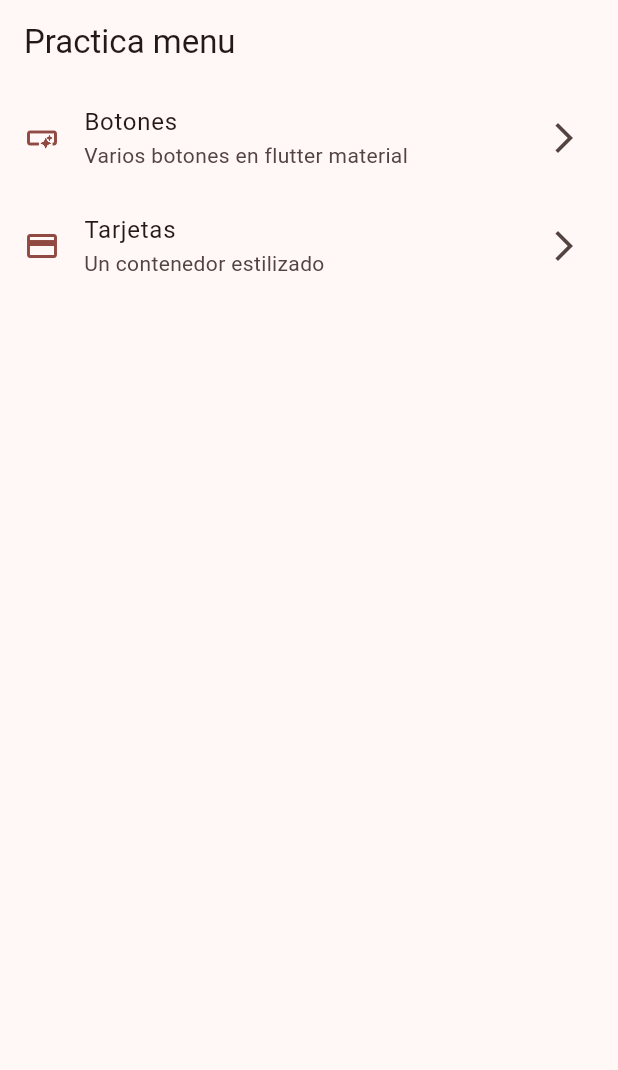
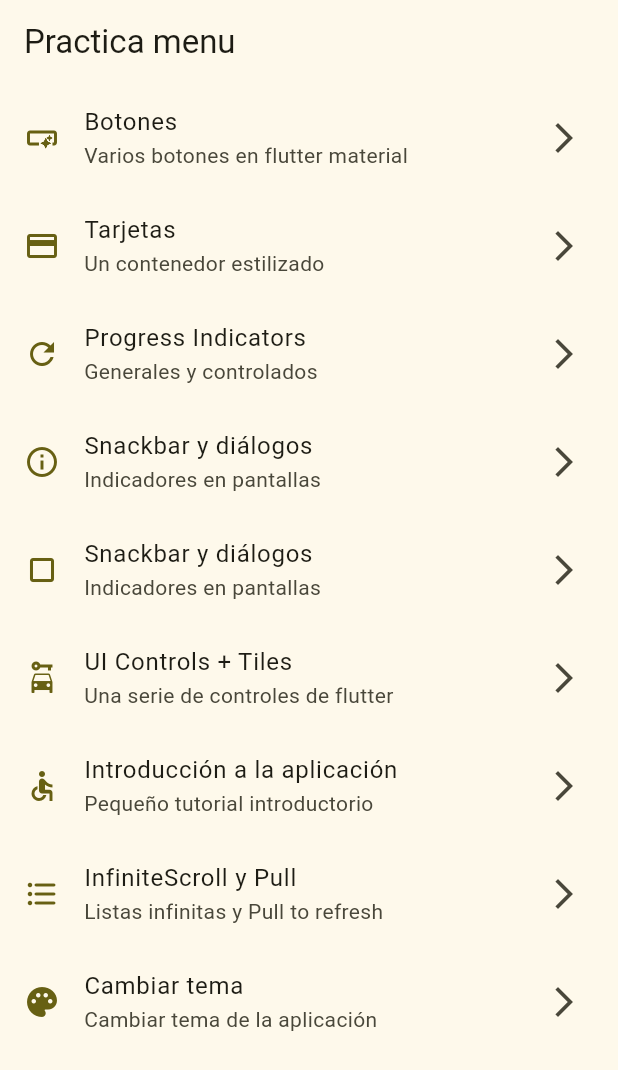
Before and after one commit to Palejandrachavez/practica3apmovil, a Flutter app: the screen it shows after launch, on a phone screen of 412 x 824 dp. Shown: the top 1070 px of the screen. Run offline on Flutter 3.47's test engine with Material 3 defaults, Android fonts, the phone set to English and light mode, and no system bars.

Commit message:
agregado vista menu

```diff
--- a/lib/config/menu/menu_items.dart
+++ b/lib/config/menu/menu_items.dart
@@ -23,5 +23,40 @@ const appMenuItems = <MenuItem>[
       title: 'Tarjetas',
       subtitle: 'Un contenedor estilizado',
       link: '/card',
-      icon: Icons.credit_card)
+      icon: Icons.credit_card),
+  MenuItem(
+      title: 'Progress Indicators',
+      subtitle: 'Generales y controlados',
+      link: '/progress',
+      icon: Icons.refresh),
+  MenuItem(
+      title: 'Snackbar y diálogos',
+      subtitle: 'Indicadores en pantallas',
+      link: '/snackbar',
+      icon: Icons.info_outline),
+  MenuItem(
+      title: 'Snackbar y diálogos',
+      subtitle: 'Indicadores en pantallas',
+      link: '/dialog',
+      icon: Icons.crop_square),
+  MenuItem(
+      title: 'UI Controls + Tiles',
+      subtitle: 'Una serie de controles de flutter',
+      link: '/uicontrols',
+      icon: Icons.car_rental),
+  MenuItem(
+      title: 'Introducción a la aplicación',
+      subtitle: 'Pequeño tutorial introductorio',
+      link: '/introduccion',
+      icon: Icons.accessible),
+  MenuItem(
+      title: 'InfiniteScroll y Pull',
+      subtitle: 'Listas infinitas y Pull to refresh',
+      link: '/infinitescroll',
+      icon: Icons.format_list_bulleted_rounded),
+  MenuItem(
+      title: 'Cambiar tema',
+      subtitle: 'Cambiar tema de la aplicación',
+      link: '/tema',
+      icon: Icons.palette)
 ];
--- a/lib/main.dart
+++ b/lib/main.dart
@@ -13,7 +13,7 @@ class MainApp extends StatelessWidget {
   Widget build(BuildContext context) {
     return MaterialApp(
       debugShowCheckedModeBanner: false,
-      theme: Apptheme(selectedColor: 4).getTheme(),
+      theme: Apptheme(selectedColor: 2).getTheme(),
       home: const HomeScreen(),
     );
   }
```
